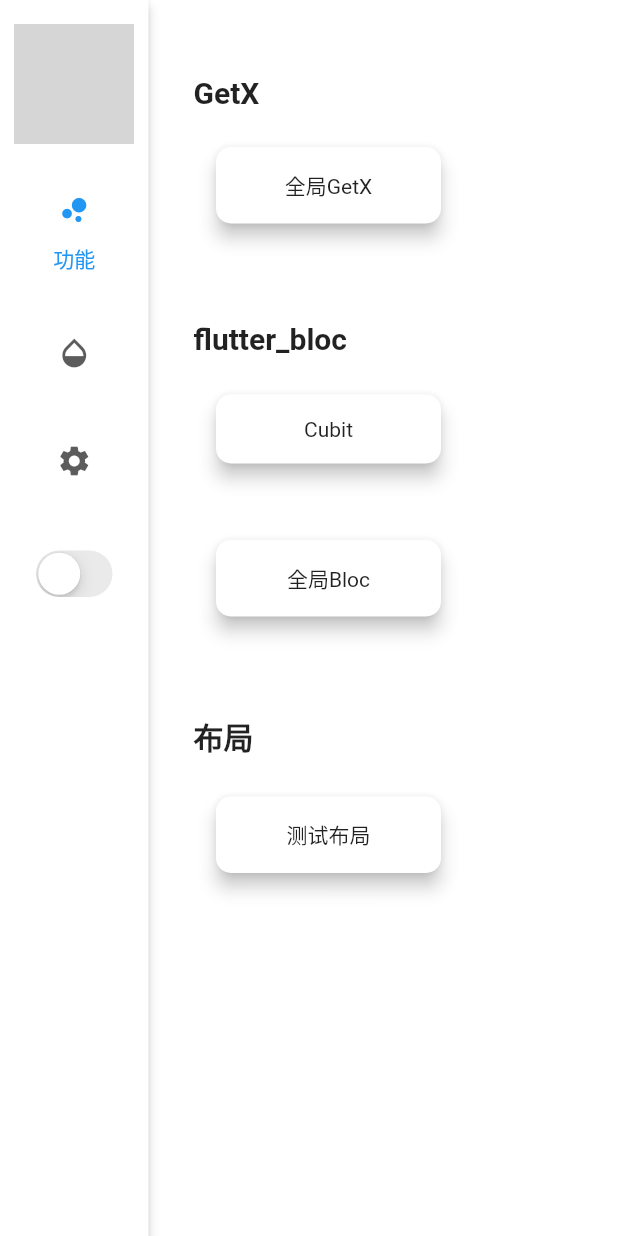
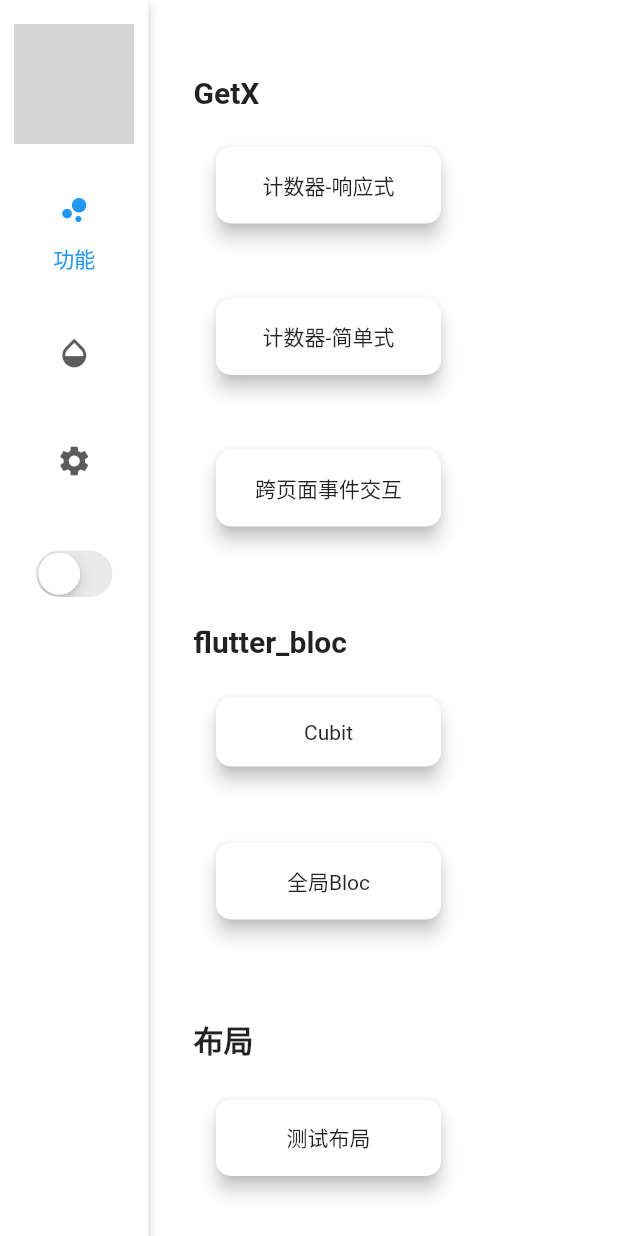
Before and after one commit to xdd666t/flutter_use, a Flutter app: the screen it shows after launch, swiped to page 2, on a phone screen of 412 x 824 dp. Run offline on Flutter 3.47's test engine with Material 2 defaults, Android fonts, the phone set to English and light mode, and no system bars; drawn by our look-alikes of flutter_smart_dialog; our stand-ins replace bloc, flutter_bloc, flutter_hooks, flutter_screenutil, get, keyboard_actions and 1 more; missing offline and left inert: flutter_picker, focus_widget, multi_image_picker; network calls fail; grey boxes are pictures that could not be loaded.

Commit message:
增加简单状态管理范例

```diff
--- a/lib/app/config/route_config.dart
+++ b/lib/app/config/route_config.dart
@@ -3,46 +3,53 @@ import 'package:flutter_smart_dialog/flutter_smart_dialog.dart';
 import 'package:flutter_use/module/example/bloc/counter/counter_view.dart';
 import 'package:flutter_use/module/example/bloc/span_page/span_one/span_one_view.dart';
 import 'package:flutter_use/module/example/bloc/span_page/span_two/span_two_view.dart';
+import 'package:flutter_use/module/example/getx/counter_easy_get/view.dart';
+import 'package:flutter_use/module/example/getx/counter_get/view.dart';
 import 'package:flutter_use/module/example/getx/jump_page/jump_one/view.dart';
 import 'package:flutter_use/module/example/getx/jump_page/jump_two/view.dart';
 import 'package:flutter_use/module/example/layout/test_layout/test_layout_view.dart';
+import 'package:flutter_use/module/function/dialog/dialog_view.dart';
 import 'package:flutter_use/module/function/smart_dialog/smart_dialog_view.dart';
 import 'package:flutter_use/module/main/main_view.dart';
 import 'package:get/get.dart';
 
-class RouteConfig{
+class RouteConfig {
   ///主页面
-  static String main = "/";
+  static final String main = "/";
 
   ///dialog页面
-  static String dialog = "/dialog";
+  static final String dialog = "/dialog";
 
   ///bloc计数器模块
-  static String counter = "/counter";
+  static final String counter = "/counter";
 
   ///测试布局页面
-  static String testLayout = "/testLayout";
+  static final String testLayout = "/testLayout";
 
   ///演示SmartDialog控件
-  static String smartDialog = "/smartDialog";
+  static final String smartDialog = "/smartDialog";
 
   ///Bloc跨页面传递事件
-  static String spanOne = "/spanOne";
-  static String spanTwo = "/spanOne/spanTwo";
+  static final String spanOne = "/spanOne";
+  static final String spanTwo = "/spanOne/spanTwo";
 
-  ///GetX跨页面传递时间
-  static String jumpOne = "/jumpOne";
-  static String jumpTwo = "/jumpOne/jumpTwo";
+  ///GetX 计数器  跨页面交互
+  static final String counterGet = "/counterGet";
+  static final String counterEasyGet = "/counterEasyGet";
+  static final String jumpOne = "/jumpOne";
+  static final String jumpTwo = "/jumpOne/jumpTwo";
 
   ///别名映射页面
-  static List<GetPage> getPages = [
+  static final List<GetPage> getPages = [
     GetPage(name: main, page: () => MainPage()),
-    GetPage(name: dialog, page: () => Dialog()),
+    GetPage(name: dialog, page: () => DialogPage()),
     GetPage(name: counter, page: () => CounterPage()),
     GetPage(name: testLayout, page: () => TestLayoutPage()),
     GetPage(name: smartDialog, page: () => SmartDialogPage()),
     GetPage(name: spanOne, page: () => SpanOnePage()),
     GetPage(name: spanTwo, page: () => SpanTwoPage()),
+    GetPage(name: counterGet, page: () => CounterGetPage()),
+    GetPage(name: counterEasyGet, page: () => CounterEasyGetPage()),
     GetPage(name: jumpOne, page: () => JumpOnePage()),
     GetPage(name: jumpTwo, page: () => JumpTwoPage()),
   ];
--- a/lib/module/example/example_state.dart
+++ b/lib/module/example/example_state.dart
@@ -10,7 +10,9 @@ class ExampleState {
         TreeTwiceInfo(
           title: 'GetX',
           btnInfo: [
-            BtnInfo(title: '全局GetX', tag: 'globalGetX'),
+            BtnInfo(title: '计数器-响应式', tag: 'counterGetX'),
+            BtnInfo(title: '计数器-简单式', tag: 'counterEasyGetX'),
+            BtnInfo(title: '跨页面事件交互', tag: 'jumpGetX'),
           ],
         ),
 
--- a/lib/module/example/getx/jump_page/jump_one/logic.dart
+++ b/lib/module/example/getx/jump_page/jump_one/logic.dart
@@ -8,7 +8,6 @@ class JumpOneLogic extends GetxController {
   ///跳转到跨页面
   void toJumpTwo() {
     Get.toNamed(RouteConfig.jumpTwo);
-    Get.to(JumpTwoPage(), arguments: );
   }
 
   ///跳转到跨页面
--- a/lib/module/example/getx/jump_page/jump_one/view.dart
+++ b/lib/module/example/getx/jump_page/jump_one/view.dart
@@ -17,7 +17,7 @@ class JumpOnePage extends StatelessWidget {
       ),
       body: Center(
         child: Obx(
-          () => Text('JumpTwoPage点击了 ${logic.count.value} 次',
+          () => Text('跨页面-Two点击了 ${logic.count.value} 次',
               style: TextStyle(fontSize: 30.0)),
         ),
       ),
--- a/lib/module/example/getx/jump_page/jump_two/view.dart
+++ b/lib/module/example/getx/jump_page/jump_two/view.dart
@@ -5,11 +5,11 @@ import 'package:get/get.dart';
 import 'logic.dart';
 
 class JumpTwoPage extends StatelessWidget {
+  final JumpOneLogic oneLogic = Get.find();
+  final JumpTwoLogic twoLogic = Get.put(JumpTwoLogic());
+
   @override
   Widget build(BuildContext context) {
-    final JumpOneLogic oneLogic = Get.find();
-    final JumpTwoLogic twoLogic = Get.put(JumpTwoLogic());
-
     return Scaffold(
       backgroundColor: Colors.white,
       appBar: AppBar(title: Text('跨页面-Two')),
@@ -22,7 +22,7 @@ class JumpTwoPage extends StatelessWidget {
       ),
       body: Center(
         child: Obx(
-          () => Text('JumpTwoPage点击了 ${twoLogic.count.value} 次',
+          () => Text('跨页面-Two点击了 ${twoLogic.count.value} 次',
               style: TextStyle(fontSize: 30.0)),
         ),
       ),
```
Also changed, not shown: lib/module/example/example_cubit.dart (+7 -1 lines), lib/module/example/getx/counter_easy_get/logic.dart (added, +10 -0 lines), lib/module/example/getx/counter_easy_get/view.dart (added, +29 -0 lines), lib/module/example/getx/counter_get/logic.dart (added, +8 -0 lines), lib/module/example/getx/counter_get/view.dart (added, +25 -0 lines).
